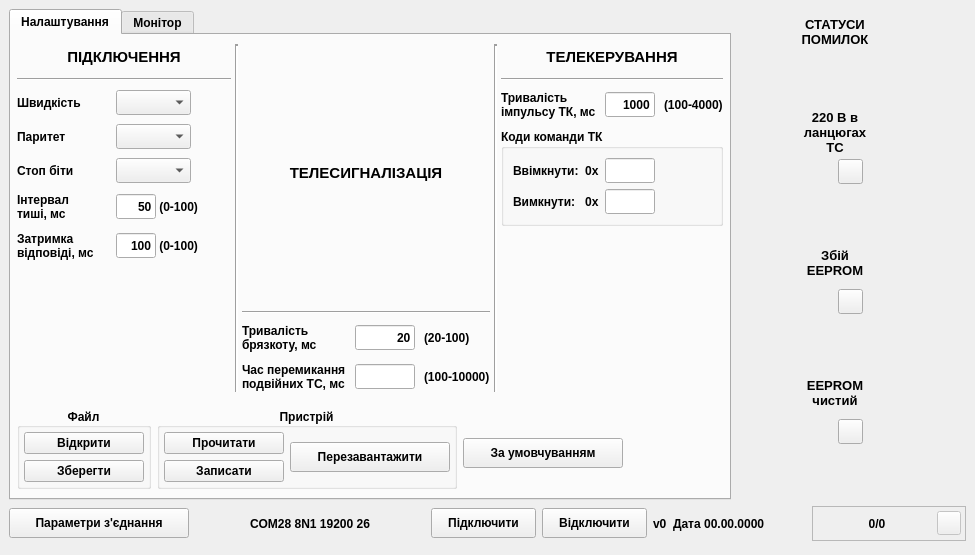
Goodjamp/Mdio, file mdio.ui: the form before one commit.
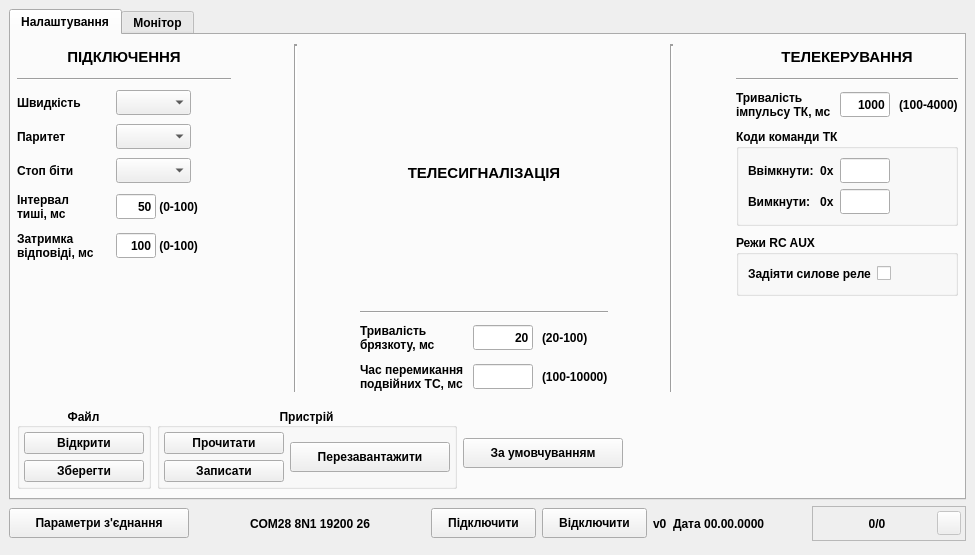
The form after the commit. The open tabs and pages were chosen to show the change.

Commit message:
Tuned ERROR panel_Added Use power Relay settings
Tuned ERROR panel: updated disign, added new error type
Added UsePowerRelay settings: UI, save/read settings from file,
save/read settings fro device

```diff
--- a/mdio.ui
+++ b/mdio.ui
@@ -958,6 +958,54 @@
                 </layout>
                </widget>
               </item>
+              <item>
+               <widget class="QGroupBox" name="groupBox_4">
+                <property name="minimumSize">
+                 <size>
+                  <width>0</width>
+                  <height>30</height>
+                 </size>
+                </property>
+                <property name="title">
+                 <string>Режи RC AUX</string>
+                </property>
+                <layout class="QHBoxLayout" name="horizontalLayout_8">
+                 <item>
+                  <widget class="QLabel" name="label_11">
+                   <property name="font">
+                    <font>
+                     <pointsize>9</pointsize>
+                     <bold>true</bold>
+                    </font>
+                   </property>
+                   <property name="text">
+                    <string>Задіяти силове реле</string>
+                   </property>
+                  </widget>
+                 </item>
+                 <item>
+                  <widget class="QCheckBox" name="cbUsePoweRelay">
+                   <property name="text">
+                    <string/>
+                   </property>
+                  </widget>
+                 </item>
+                 <item>
+                  <spacer name="horizontalSpacer_15">
+                   <property name="orientation">
+                    <enum>Qt::Orientation::Horizontal</enum>
+                   </property>
+                   <property name="sizeHint" stdset="0">
+                    <size>
+                     <width>40</width>
+                     <height>20</height>
+                    </size>
+                   </property>
+                  </spacer>
+                 </item>
+                </layout>
+               </widget>
+              </item>
               <item>
                <spacer name="verticalSpacer_3">
                 <property name="orientation">
@@ -1339,362 +1387,6 @@
         </widget>
        </widget>
       </item>
-      <item>
-       <layout class="QVBoxLayout" name="verticalLayout_3">
-        <property name="spacing">
-         <number>0</number>
-        </property>
-        <property name="leftMargin">
-         <number>0</number>
-        </property>
-        <property name="rightMargin">
-         <number>0</number>
-        </property>
-        <item>
-         <widget class="QLabel" name="label_5">
-          <property name="minimumSize">
-           <size>
-            <width>100</width>
-            <height>45</height>
-           </size>
-          </property>
-          <property name="maximumSize">
-           <size>
-            <width>200</width>
-            <height>50</height>
-           </size>
-          </property>
-          <property name="font">
-           <font>
-            <pointsize>10</pointsize>
-            <bold>true</bold>
-           </font>
-          </property>
-          <property name="text">
-           <string>СТАТУСИ
-ПОМИЛОК</string>
-          </property>
-          <property name="alignment">
-           <set>Qt::AlignCenter</set>
-          </property>
-         </widget>
-        </item>
-        <item>
-         <spacer name="verticalSpacer_2">
-          <property name="orientation">
-           <enum>Qt::Vertical</enum>
-          </property>
-          <property name="sizeHint" stdset="0">
-           <size>
-            <width>20</width>
-            <height>40</height>
-           </size>
-          </property>
-         </spacer>
-        </item>
-        <item>
-         <widget class="QLabel" name="l220STate">
-          <property name="minimumSize">
-           <size>
-            <width>100</width>
-            <height>45</height>
-           </size>
-          </property>
-          <property name="maximumSize">
-           <size>
-            <width>200</width>
-            <height>80</height>
-           </size>
-          </property>
-          <property name="font">
-           <font>
-            <pointsize>10</pointsize>
-            <bold>true</bold>
-           </font>
-          </property>
-          <property name="text">
-           <string>220 В в
-ланцюгах
-ТС</string>
-          </property>
-          <property name="alignment">
-           <set>Qt::AlignCenter</set>
-          </property>
-         </widget>
-        </item>
-        <item>
-         <layout class="QHBoxLayout" name="horizontalLayout_8">
-          <property name="spacing">
-           <number>0</number>
-          </property>
-          <property name="topMargin">
-           <number>4</number>
-          </property>
-          <item>
-           <spacer name="horizontalSpacer_15">
-            <property name="orientation">
-             <enum>Qt::Horizontal</enum>
-            </property>
-            <property name="sizeHint" stdset="0">
-             <size>
-              <width>40</width>
-              <height>20</height>
-             </size>
-            </property>
-           </spacer>
-          </item>
-          <item>
-           <widget class="QPushButton" name="pbVoltageOnTcStatus">
-            <property name="minimumSize">
-             <size>
-              <width>25</width>
-              <height>25</height>
-             </size>
-            </property>
-            <property name="maximumSize">
-             <size>
-              <width>25</width>
-              <height>25</height>
-             </size>
-            </property>
-            <property name="text">
-             <string/>
-            </property>
-            <property name="checkable">
-             <bool>true</bool>
-            </property>
-           </widget>
-          </item>
-          <item>
-           <spacer name="horizontalSpacer_16">
-            <property name="orientation">
-             <enum>Qt::Horizontal</enum>
-            </property>
-            <property name="sizeHint" stdset="0">
-             <size>
-              <width>40</width>
-              <height>20</height>
-             </size>
-            </property>
-           </spacer>
-          </item>
-         </layout>
-        </item>
-        <item>
-         <spacer name="verticalSpacer_5">
-          <property name="orientation">
-           <enum>Qt::Vertical</enum>
-          </property>
-          <property name="sizeHint" stdset="0">
-           <size>
-            <width>20</width>
-            <height>40</height>
-           </size>
-          </property>
-         </spacer>
-        </item>
-        <item>
-         <widget class="QLabel" name="label_6">
-          <property name="minimumSize">
-           <size>
-            <width>100</width>
-            <height>45</height>
-           </size>
-          </property>
-          <property name="maximumSize">
-           <size>
-            <width>200</width>
-            <height>50</height>
-           </size>
-          </property>
-          <property name="font">
-           <font>
-            <pointsize>10</pointsize>
-            <bold>true</bold>
-           </font>
-          </property>
-          <property name="text">
-           <string>Збій
-EEPROM</string>
-          </property>
-          <property name="alignment">
-           <set>Qt::AlignCenter</set>
-          </property>
-         </widget>
-        </item>
-        <item>
-         <layout class="QHBoxLayout" name="horizontalLayout_10">
-          <property name="spacing">
-           <number>0</number>
-          </property>
-          <property name="topMargin">
-           <number>4</number>
-          </property>
-          <item>
-           <spacer name="horizontalSpacer_19">
-            <property name="orientation">
-             <enum>Qt::Horizontal</enum>
-            </property>
-            <property name="sizeHint" stdset="0">
-             <size>
-              <width>40</width>
-              <height>20</height>
-             </size>
-            </property>
-           </spacer>
-          </item>
-          <item>
-           <widget class="QPushButton" name="pbEepromStatus">
-            <property name="minimumSize">
-             <size>
-              <width>25</width>
-              <height>25</height>
-             </size>
-            </property>
-            <property name="maximumSize">
-             <size>
-              <width>25</width>
-              <height>25</height>
-             </size>
-            </property>
-            <property name="text">
-             <string/>
-            </property>
-            <property name="checkable">
-             <bool>true</bool>
-            </property>
-           </widget>
-          </item>
-          <item>
-           <spacer name="horizontalSpacer_20">
-            <property name="orientation">
-             <enum>Qt::Horizontal</enum>
-            </property>
-            <property name="sizeHint" stdset="0">
-             <size>
-              <width>40</width>
-              <height>20</height>
-             </size>
-            </property>
-           </spacer>
-          </item>
-         </layout>
-        </item>
-        <item>
-         <spacer name="verticalSpacer_6">
-          <property name="orientation">
-           <enum>Qt::Vertical</enum>
-          </property>
-          <property name="sizeHint" stdset="0">
-           <size>
-            <width>20</width>
-            <height>40</height>
-           </size>
-          </property>
-         </spacer>
-        </item>
-        <item>
-         <widget class="QLabel" name="label_12">
-          <property name="minimumSize">
-           <size>
-            <width>100</width>
-            <height>45</height>
-           </size>
-          </property>
-          <property name="maximumSize">
-           <size>
-            <width>200</width>
-            <height>50</height>
-           </size>
-          </property>
-          <property name="font">
-           <font>
-            <pointsize>10</pointsize>
-            <bold>true</bold>
-           </font>
-          </property>
-          <property name="text">
-           <string>EEPROM
-чистий</string>
-          </property>
-          <property name="alignment">
-           <set>Qt::AlignCenter</set>
-          </property>
-         </widget>
-        </item>
-        <item>
-         <layout class="QHBoxLayout" name="horizontalLayout_11">
-          <property name="spacing">
-           <number>0</number>
-          </property>
-          <property name="topMargin">
-           <number>4</number>
-          </property>
-          <item>
-           <spacer name="horizontalSpacer_21">
-            <property name="orientation">
-             <enum>Qt::Horizontal</enum>
-            </property>
-            <property name="sizeHint" stdset="0">
-             <size>
-              <width>40</width>
-              <height>20</height>
-             </size>
-            </property>
-           </spacer>
-          </item>
-          <item>
-           <widget class="QPushButton" name="pbEepromClearStatus">
-            <property name="minimumSize">
-             <size>
-              <width>25</width>
-              <height>25</height>
-             </size>
-            </property>
-            <property name="maximumSize">
-             <size>
-              <width>25</width>
-              <height>25</height>
-             </size>
-            </property>
-            <property name="text">
-             <string/>
-            </property>
-            <property name="checkable">
-             <bool>true</bool>
-            </property>
-           </widget>
-          </item>
-          <item>
-           <spacer name="horizontalSpacer_22">
-            <property name="orientation">
-             <enum>Qt::Horizontal</enum>
-            </property>
-            <property name="sizeHint" stdset="0">
-             <size>
-              <width>40</width>
-              <height>20</height>
-             </size>
-            </property>
-           </spacer>
-          </item>
-         </layout>
-        </item>
-        <item>
-         <spacer name="verticalSpacer_7">
-          <property name="orientation">
-           <enum>Qt::Vertical</enum>
-          </property>
-          <property name="sizeHint" stdset="0">
-           <size>
-            <width>20</width>
-            <height>40</height>
-           </size>
-          </property>
-         </spacer>
-        </item>
-       </layout>
-      </item>
      </layout>
     </item>
     <item>
```
Left out of the diff: 150 changed lines with no effect on the pictures. The commit also changes 32 other files.
